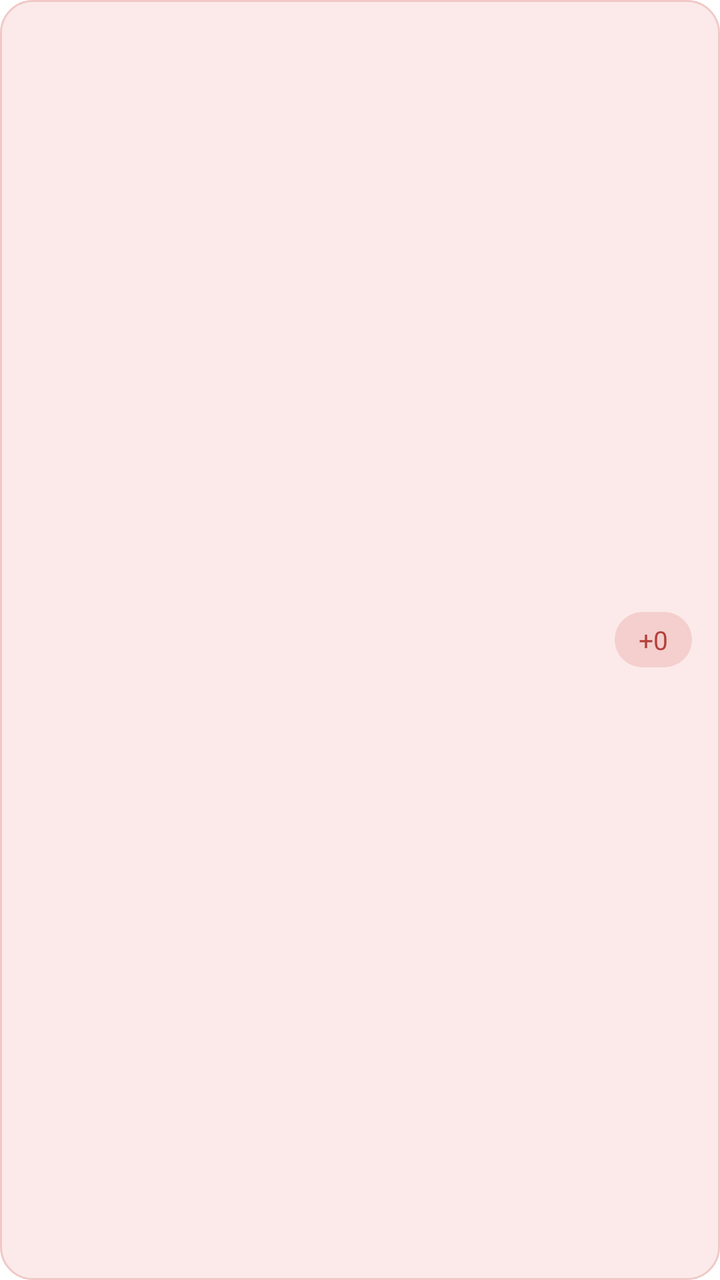
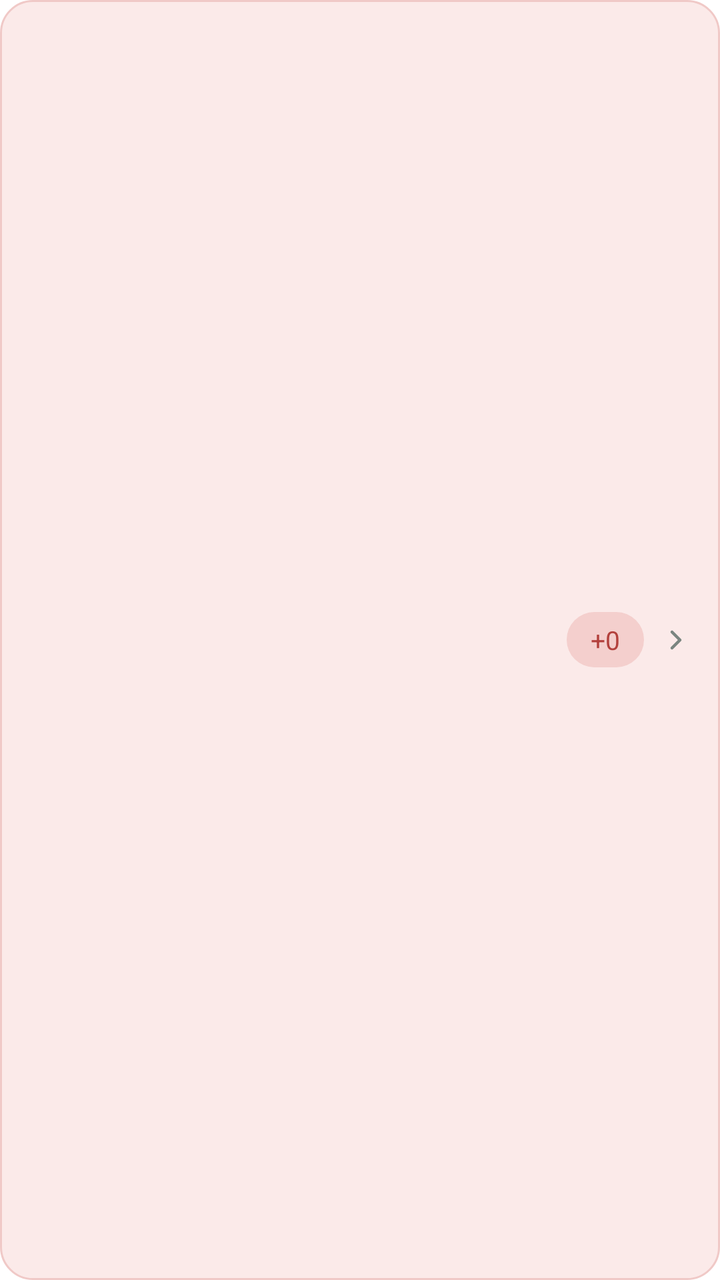

Before-and-after screenshots of an Android layout around one commit, followed by the original layout XML and the change that was made.
<!-- AndroidManifest.xml: application theme Theme.ViewGrow.Starting -->
<!-- res/layout/item_history_missed.xml -->
<?xml version="1.0" encoding="utf-8"?>
<LinearLayout xmlns:android="http://schemas.android.com/apk/res/android"
    android:layout_width="match_parent"
    android:layout_height="wrap_content"
    android:layout_marginBottom="10dp"
    android:background="@drawable/bg_card_missed"
    android:gravity="center_vertical"
    android:orientation="horizontal"
    android:padding="14dp">

    <LinearLayout
        android:layout_width="0dp"
        android:layout_height="wrap_content"
        android:layout_weight="1"
        android:orientation="vertical">
        <TextView
            android:id="@+id/h_date"
            android:layout_width="wrap_content"
            android:layout_height="wrap_content"
            android:tag="semibold"
            android:textColor="@color/dark"
            android:textSize="14sp" />
        <TextView
            android:id="@+id/h_sub"
            android:layout_width="wrap_content"
            android:layout_height="wrap_content"
            android:layout_marginTop="1dp"
            android:textColor="@color/red_dark"
            android:textSize="11.5sp" />
    </LinearLayout>

    <TextView
        android:id="@+id/h_count"
        android:layout_width="wrap_content"
        android:layout_height="wrap_content"
        android:background="@drawable/bg_tag_red"
        android:paddingStart="12dp"
        android:paddingTop="5dp"
        android:paddingEnd="12dp"
        android:paddingBottom="5dp"
        android:tag="bold"
        android:text="+0"
        android:textColor="@color/red_dark"
        android:textSize="13sp" />
</LinearLayout>
<!-- resources referenced by this layout -->
<resources>
  <color name="dark">#111B21</color>
  <color name="red_dark">#B3413D</color>
  <!-- drawable bg_card_missed (drawable) -->
  <?xml version="1.0" encoding="utf-8"?>
  <shape xmlns:android="http://schemas.android.com/apk/res/android" android:shape="rectangle">
      <solid android:color="@color/red_bg" />
      <stroke android:width="1dp" android:color="@color/red_border" />
      <corners android:radius="16dp" />
  </shape>
  <!-- drawable bg_tag_red (drawable) -->
  <?xml version="1.0" encoding="utf-8"?>
  <shape xmlns:android="http://schemas.android.com/apk/res/android" android:shape="rectangle">
      <solid android:color="@color/red_tag" />
      <corners android:radius="100dp" />
  </shape>
  <style name="Theme.ViewGrow.Starting" parent="Theme.SplashScreen">
          <item name="windowSplashScreenBackground">@color/splash_bg</item>
          <item name="windowSplashScreenAnimatedIcon">@drawable/splash_icon</item>
          <item name="postSplashScreenTheme">@style/Theme.ViewGrow</item>
      </style>
  <color name="red_bg">#FBEAE9</color>
  <color name="red_border">#F0C9C7</color>
  <color name="red_tag">#F4CFCD</color>
  <color name="splash_bg">#111B21</color>
  <!-- drawable splash_icon: png bitmap (drawable-nodpi, 88772 bytes) -->
  <style name="Theme.ViewGrow" parent="Theme.MaterialComponents.DayNight.NoActionBar">
          <item name="colorPrimary">@color/green</item>
          <item name="colorSurface">@color/surface</item>
          <item name="colorOnSurface">@color/dark</item>
          <item name="colorPrimaryVariant">@color/green_dark</item>
          <item name="colorOnPrimary">@color/white</item>
          <item name="colorSecondary">@color/green</item>
          <item name="colorControlActivated">@color/green</item>
          <item name="android:windowBackground">@color/surface</item>
          <item name="android:statusBarColor">@android:color/transparent</item>
          <item name="android:navigationBarColor">@color/surface</item>
          <item name="android:windowLightStatusBar">false</item>
      </style>
  <color name="green">#1FAA59</color>
  <color name="surface">#FFFFFF</color>
  <color name="green_dark">#158245</color>
  <color name="white">#FFFFFF</color>
</resources>

<!-- the commit's change to res/layout/item_history_missed.xml (unified diff, before → after) -->
@@ -42,4 +42,11 @@
         android:text="+0"
         android:textColor="@color/red_dark"
         android:textSize="13sp" />
+    
+    <ImageView
+        android:layout_width="16dp"
+        android:layout_height="16dp"
+        android:layout_marginStart="8dp"
+        android:contentDescription="@null"
+        android:src="@drawable/ic_chevron_right" />
 </LinearLayout>
<!-- resource entries referenced after the edit -->
@@ -15,6 +15,21 @@
       <solid android:color="@color/red_tag" />
       <corners android:radius="100dp" />
   </shape>
+  <!-- drawable ic_chevron_right (drawable) -->
+  <?xml version="1.0" encoding="utf-8"?>
+  <vector xmlns:android="http://schemas.android.com/apk/res/android"
+      android:width="16dp"
+      android:height="16dp"
+      android:viewportWidth="24"
+      android:viewportHeight="24">
+      <path
+          android:fillColor="#00000000"
+          android:pathData="M9,6l6,6 -6,6"
+          android:strokeColor="@color/text2"
+          android:strokeLineCap="round"
+          android:strokeLineJoin="round"
+          android:strokeWidth="2.2" />
+  </vector>
   <style name="Theme.ViewGrow.Starting" parent="Theme.SplashScreen">
           <item name="windowSplashScreenBackground">@color/splash_bg</item>
           <item name="windowSplashScreenAnimatedIcon">@drawable/splash_icon</item>
@@ -23,6 +38,7 @@
   <color name="red_bg">#FBEAE9</color>
   <color name="red_border">#F0C9C7</color>
   <color name="red_tag">#F4CFCD</color>
+  <color name="text2">#7A8580</color>
   <color name="splash_bg">#111B21</color>
   <!-- drawable splash_icon: png bitmap (drawable-nodpi, 88772 bytes) -->
   <style name="Theme.ViewGrow" parent="Theme.MaterialComponents.DayNight.NoActionBar">
